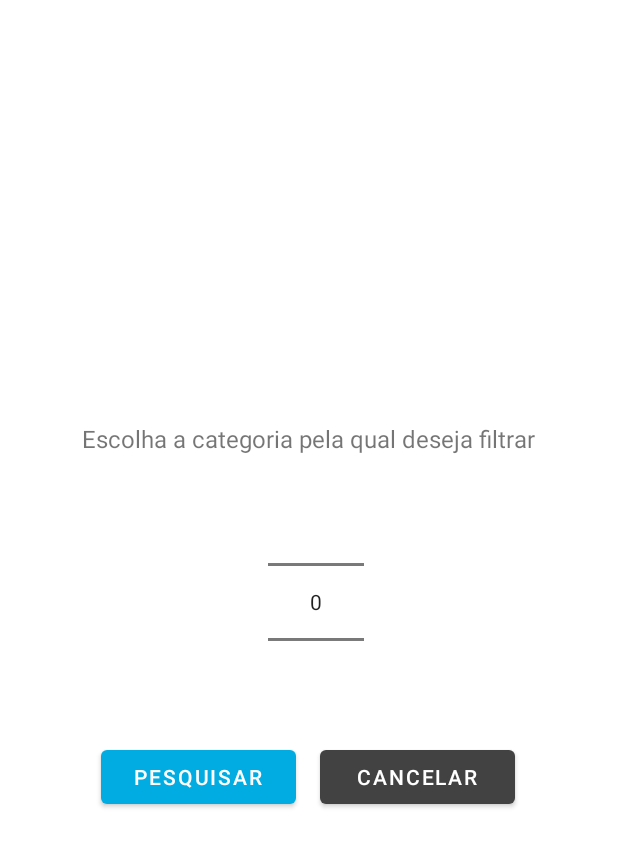
After one commit to MiguelbrmFreitas/TesteCastGroup, an Android app: the layout fragment_search_dialog.xml on its own in the app's theme, with its tools: preview values and no code run, on a phone screen of 412 x 824 dp. The commit adds this screen. Shown: the top 847 px of the screen. Run offline under Robolectric (Android 15) with nearby library versions, the phone set to English and light mode, and no system bars.

Commit message:
Layout do dialog de filtro por categoria

```diff
--- a/TesteCastGroupApp/app/src/main/java/com/miguelbrmfreitas/testecastgroup/activities/MainActivity.java
+++ b/TesteCastGroupApp/app/src/main/java/com/miguelbrmfreitas/testecastgroup/activities/MainActivity.java
@@ -392,7 +392,7 @@ public class MainActivity extends AppCompatActivity implements Observer, DeleteD
                     @Override
                     public void run() {
                         // Avisa o resultado de sucesso na tela
-                        ToastMaker.showToast(mContext, getString(R.string.post_success));
+                        ToastMaker.showToast(mContext, getString(R.string.put_success));
                     }
                 });
             } else {
--- /dev/null
+++ b/TesteCastGroupApp/app/src/main/res/layout/fragment_search_dialog.xml
@@ -0,0 +1,54 @@
+<!-- fragment_edit_name.xml -->
+<LinearLayout xmlns:android="http://schemas.android.com/apk/res/android"
+    xmlns:app="http://schemas.android.com/apk/res-auto"
+    android:id="@+id/fragment_delete_dialog_layout"
+    android:layout_width="wrap_content"
+    android:layout_height="wrap_content"
+    android:layout_gravity="center"
+    android:orientation="vertical"
+    android:padding="16dp"
+    >
+
+    <TextView
+        android:id="@+id/lbl_your_name"
+        android:text="@string/search_dialog"
+        android:textSize="@dimen/text_size"
+        android:layout_width="wrap_content"
+        android:layout_height="wrap_content"
+        android:layout_margin="@dimen/dialog_button_margin"
+        />
+
+    <NumberPicker
+        android:id="@+id/fragment_search_dialog_category_picker"
+        android:layout_width="wrap_content"
+        android:layout_height="wrap_content"
+        android:layout_marginStart="5dp"
+        android:layout_marginBottom="-5dp"
+        android:layout_gravity="center"
+        />
+
+    <LinearLayout
+        android:layout_width="wrap_content"
+        android:layout_height="wrap_content"
+        android:layout_gravity="center"
+        >
+        <com.google.android.material.button.MaterialButton
+            android:id="@+id/fragment_search_dialog_confirmation_button"
+            android:layout_width="@dimen/dialog_delete_button_width"
+            android:layout_height="wrap_content"
+            android:text="@string/search_text"
+            android:layout_gravity="center"
+            android:layout_margin="@dimen/dialog_button_margin"
+            />
+
+        <com.google.android.material.button.MaterialButton
+            android:id="@+id/fragment_search_dialog_cancel_button"
+            android:layout_width="@dimen/dialog_delete_button_width"
+            android:layout_height="wrap_content"
+            android:text="@string/cancel"
+            android:layout_gravity="center"
+            android:layout_margin="@dimen/dialog_button_margin"
+            app:backgroundTint="@color/cardview_dark_background_custom"
+            />
+    </LinearLayout>
+</LinearLayout>
--- a/TesteCastGroupApp/app/src/main/res/values/strings.xml
+++ b/TesteCastGroupApp/app/src/main/res/values/strings.xml
@@ -20,7 +20,9 @@
     <string name="add_course_button_text">Adicionar</string>
 
     <string name="delete_warning">Tem certeza que deseja deletar este curso?</string>
+    <string name="search_dialog">Escolha a categoria pela qual deseja filtrar</string>
     <string name="confirmation">Sim</string>
+    <string name="search_text">Pesquisar</string>
     <string name="cancel">Cancelar</string>
 
     <string name="submit">Submeter</string>
```
